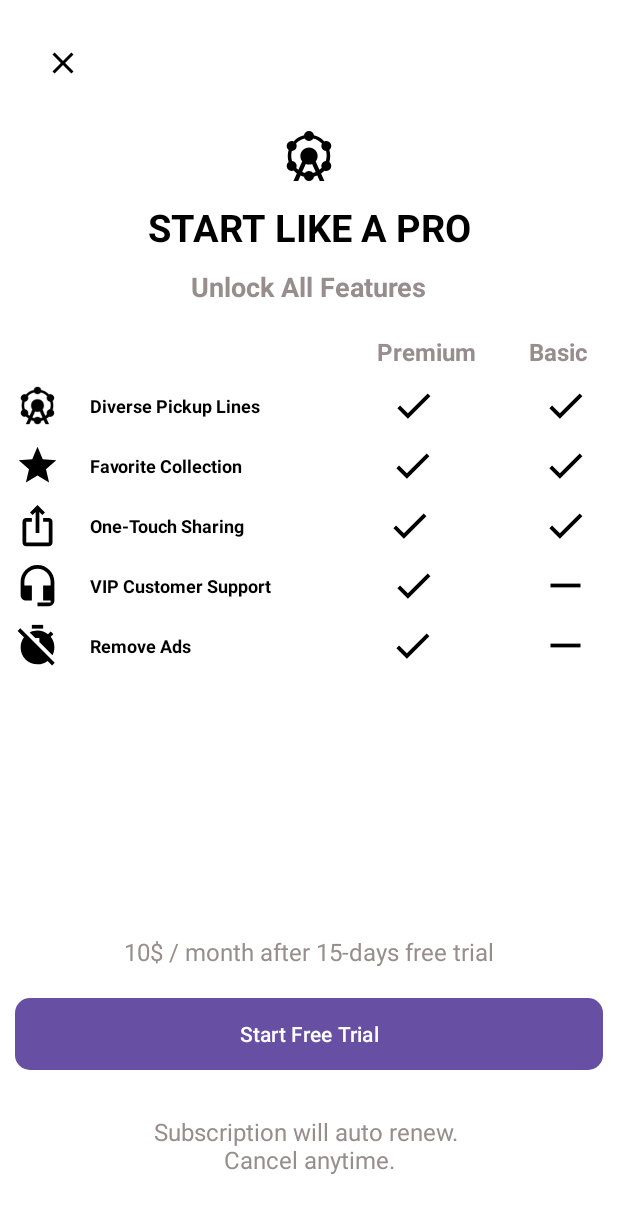
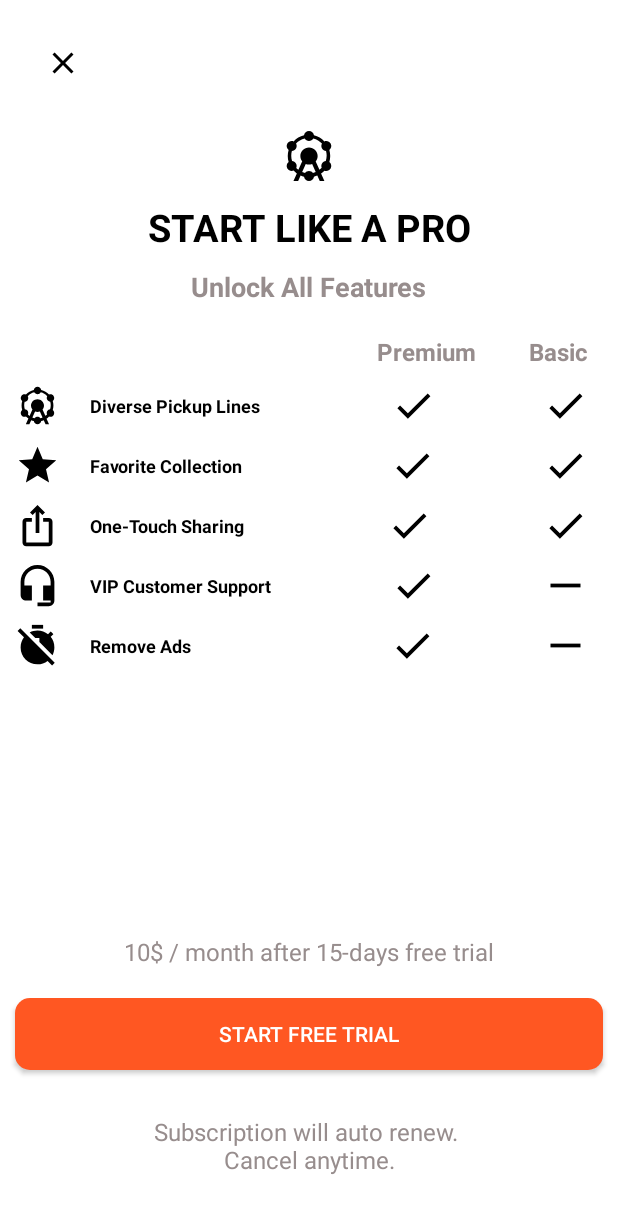
Before and after one commit to GmdDev074/Pickup-Lines, an Android app: the PremiumActivity screen opened directly, with no data from a screen before it, on a phone screen of 412 x 824 dp. Shown: the top 1213 px of the screen. Run offline under Robolectric (Android 15) with nearby library versions, the phone set to English and light mode, and no system bars; 2 statements that could not run were skipped.

```diff
--- a/app/src/main/res/drawable/round_edit.xml
+++ b/app/src/main/res/drawable/round_edit.xml
@@ -2,6 +2,6 @@
 <shape xmlns:android="http://schemas.android.com/apk/res/android">
 
     <corners android:radius="10dp" />
-    <solid android:color="@color/white" />
+    <solid android:color="@color/color11" />
 
 </shape>
--- a/app/src/main/res/layout/activity_premium.xml
+++ b/app/src/main/res/layout/activity_premium.xml
@@ -369,7 +369,7 @@
         app:layout_constraintEnd_toEndOf="parent"
         app:layout_constraintStart_toStartOf="parent" />
 
-    <Button
+    <androidx.appcompat.widget.AppCompatButton
         android:id="@+id/materialButton"
         android:layout_width="match_parent"
         android:layout_height="wrap_content"
```
Also changed, not shown: app/src/main/res/layout/activity_onboarding.xml (+8 -4 lines).
